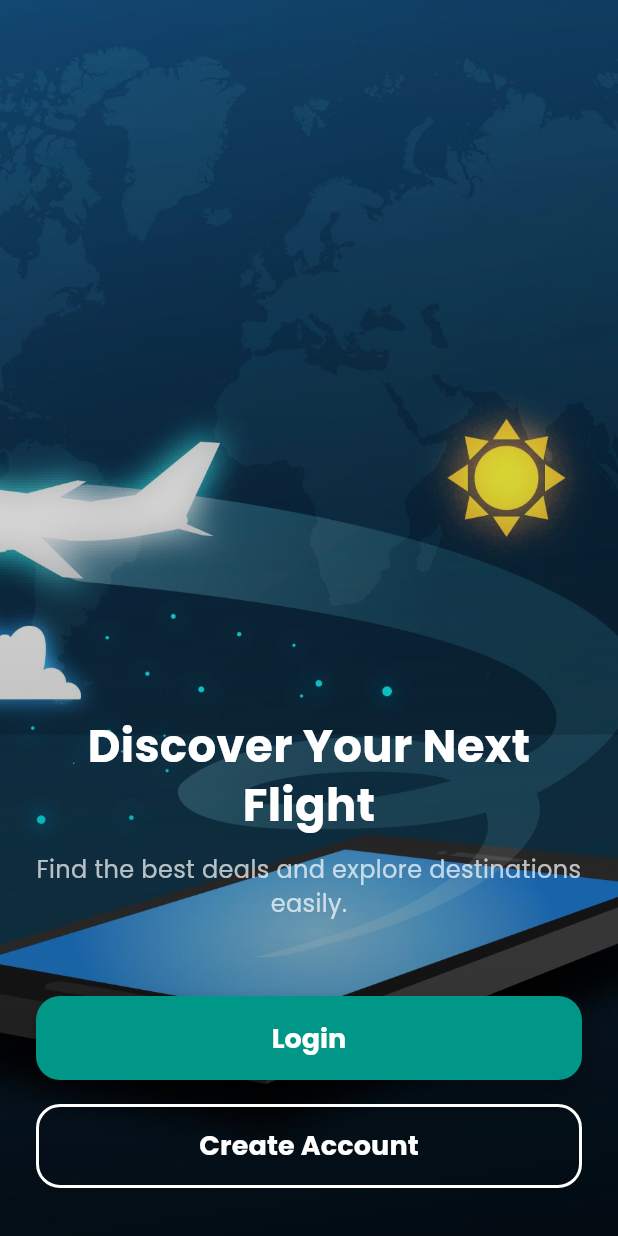
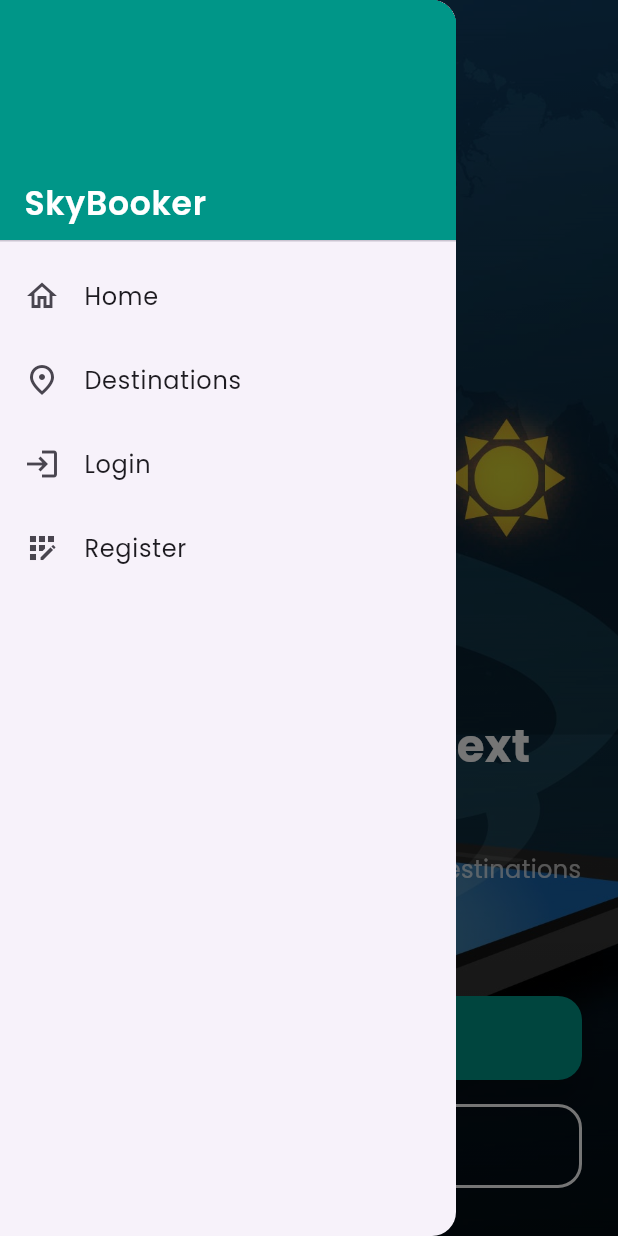
Before and after one commit to madona-ashraf/booking_app, a Flutter app: the screen it shows after launch, with the side drawer open (before the commit the screen has no drawer), on a phone screen of 412 x 824 dp. Run offline on Flutter 3.47's test engine with Material 3 defaults, Android fonts, the light colour scheme and no system bars; our stand-ins replace firebase_auth, firebase_core; accounts and stored records are empty.

Commit message:
logo & drawer

```diff
--- /dev/null
+++ b/lib/core/widgets/app_drawer.dart
@@ -0,0 +1,82 @@
+import 'package:flutter/material.dart';
+import '../../features/home/presentation/pages/home_page.dart';
+import '../../features/booking/presentation/pages/destinations_page.dart';
+import '../../features/auth/presentation/pages/login_page.dart';
+import '../../features/auth/presentation/pages/register_page.dart';
+
+class AppDrawer extends StatelessWidget {
+  const AppDrawer({super.key});
+
+  @override
+  Widget build(BuildContext context) {
+    return Drawer(
+      child: SafeArea(
+        child: ListView(
+          padding: EdgeInsets.zero,
+          children: [
+            DrawerHeader(
+              decoration: const BoxDecoration(color: Colors.teal),
+              child: Align(
+                alignment: Alignment.bottomLeft,
+                child: Text(
+                  'SkyBooker',
+                  style: const TextStyle(
+                    fontFamily: 'Poppins',
+                    color: Colors.white,
+                    fontSize: 22,
+                    fontWeight: FontWeight.w600,
+                  ),
+                ),
+              ),
+            ),
+            ListTile(
+              leading: const Icon(Icons.home_outlined),
+              title: const Text('Home'),
+              onTap: () {
+                Navigator.pop(context);
+                Navigator.pushAndRemoveUntil(
+                  context,
+                  MaterialPageRoute(builder: (_) => const HomePage()),
+                  (route) => false,
+                );
+              },
+            ),
+            ListTile(
+              leading: const Icon(Icons.place_outlined),
+              title: const Text('Destinations'),
+              onTap: () {
+                Navigator.pop(context);
+                Navigator.push(
+                  context,
+                  MaterialPageRoute(builder: (_) => const DestinationsPage()),
+                );
+              },
+            ),
+            ListTile(
+              leading: const Icon(Icons.login),
+              title: const Text('Login'),
+              onTap: () {
+                Navigator.pop(context);
+                Navigator.push(
+                  context,
+                  MaterialPageRoute(builder: (_) => const LoginPage()),
+                );
+              },
+            ),
+            ListTile(
+              leading: const Icon(Icons.app_registration),
+              title: const Text('Register'),
+              onTap: () {
+                Navigator.pop(context);
+                Navigator.push(
+                  context,
+                  MaterialPageRoute(builder: (_) => const RegisterPage()),
+                );
+              },
+            ),
+          ],
+        ),
+      ),
+    );
+  }
+}
--- a/lib/features/auth/presentation/pages/login_page.dart
+++ b/lib/features/auth/presentation/pages/login_page.dart
@@ -1,6 +1,7 @@
 import 'package:flutter/material.dart';
 import 'register_page.dart';
 import '../../../booking/presentation/pages/flight_search_page.dart';
+import 'package:bookingapp/core/widgets/app_drawer.dart';
 
 class LoginPage extends StatefulWidget {
   const LoginPage({super.key});
@@ -17,6 +18,7 @@ class _LoginPageState extends State<LoginPage> {
   @override
   Widget build(BuildContext context) {
     return Scaffold(
+      drawer: const AppDrawer(),
       backgroundColor: Colors.white,
       appBar: AppBar(
         title: const Text(
--- a/lib/features/auth/presentation/pages/profile_page.dart
+++ b/lib/features/auth/presentation/pages/profile_page.dart
@@ -2,6 +2,7 @@ import 'package:flutter/material.dart';
 import 'package:intl/intl.dart';
 import '../../../../core/models/booking.dart';
 import '../../../../core/models/flight.dart';
+import 'package:bookingapp/core/widgets/app_drawer.dart';
 
 class ProfilePage extends StatefulWidget {
   const ProfilePage({super.key});
@@ -60,6 +61,7 @@ class _ProfilePageState extends State<ProfilePage> {
   @override
   Widget build(BuildContext context) {
     return Scaffold(
+      drawer: const AppDrawer(),
       backgroundColor: Colors.grey[50],
       appBar: AppBar(
         title: const Text(
--- a/lib/features/auth/presentation/pages/register_page.dart
+++ b/lib/features/auth/presentation/pages/register_page.dart
@@ -3,6 +3,7 @@ import 'package:flutter/material.dart';
 import 'login_page.dart';
 import '../../../home/presentation/pages/home_page.dart';
 import 'package:firebase_auth/firebase_auth.dart';
+import 'package:bookingapp/core/widgets/app_drawer.dart';
 
 
 class RegisterPage extends StatefulWidget {
@@ -19,7 +20,7 @@ class _RegisterPageState extends State<RegisterPage> {
 
   @override
   Widget build(BuildContext context) {
-    return Scaffold( appBar: AppBar(backgroundColor: Colors.teal,),
+    return Scaffold( drawer: const AppDrawer(), appBar: AppBar(backgroundColor: Colors.teal,),
       backgroundColor: Colors.white,
       body: SafeArea(
         child: Padding(
--- a/lib/features/booking/presentation/pages/booking_confirmation_page.dart
+++ b/lib/features/booking/presentation/pages/booking_confirmation_page.dart
@@ -1,4 +1,5 @@
 import 'package:flutter/material.dart';
+import 'package:bookingapp/core/widgets/app_drawer.dart';
 import 'package:intl/intl.dart';
 
 import '../../../../core/models/flight.dart';
@@ -77,6 +78,7 @@ class _BookingConfirmationPageState extends State<BookingConfirmationPage>
   @override
   Widget build(BuildContext context) {
     return Scaffold(
+      drawer: const AppDrawer(),
       backgroundColor: Colors.grey[50],
       appBar: AppBar(
         title: const Text(
--- a/lib/features/booking/presentation/pages/destinations_page.dart
+++ b/lib/features/booking/presentation/pages/destinations_page.dart
@@ -1,4 +1,5 @@
 import 'package:flutter/material.dart';
+import 'package:bookingapp/core/widgets/app_drawer.dart';
 import 'flight_detail_page.dart';
 
 class DestinationsPage extends StatefulWidget {
@@ -113,6 +114,7 @@ class _DestinationsPageState extends State<DestinationsPage> {
   @override
   Widget build(BuildContext context) {
     return Scaffold(
+      drawer: const AppDrawer(),
       appBar: AppBar(
         title: const Text(
           "Available Flights",
--- a/lib/features/booking/presentation/pages/flight_booking_page.dart
+++ b/lib/features/booking/presentation/pages/flight_booking_page.dart
@@ -1,4 +1,5 @@
 import 'package:flutter/material.dart';
+import 'package:bookingapp/core/widgets/app_drawer.dart';
 import 'package:intl/intl.dart';
 
 import '../../../../core/models/flight.dart';
@@ -35,6 +36,7 @@ class _FlightBookingPageState extends State<FlightBookingPage> {
   @override
   Widget build(BuildContext context) {
     return Scaffold(
+      drawer: const AppDrawer(),
       backgroundColor: Colors.grey[50],
       appBar: AppBar(
         title: const Text(
--- a/lib/features/booking/presentation/pages/flight_detail_page.dart
+++ b/lib/features/booking/presentation/pages/flight_detail_page.dart
@@ -1,4 +1,5 @@
 import 'package:flutter/material.dart';
+import 'package:bookingapp/core/widgets/app_drawer.dart';
 import 'flight_search_page.dart';
 
 class FlightDetailPage extends StatelessWidget {
@@ -20,6 +21,7 @@ class FlightDetailPage extends StatelessWidget {
   @override
   Widget build(BuildContext context) {
     return Scaffold(
+      drawer: const AppDrawer(),
       backgroundColor: Colors.white,
       appBar: AppBar(
         title: Text(
@@ -200,6 +202,7 @@ class FlightBookingPage extends StatelessWidget {
   @override
   Widget build(BuildContext context) {
     return Scaffold(
+      drawer: const AppDrawer(),
       backgroundColor: Colors.white,
       appBar: AppBar(
         title: const Text(
--- a/lib/features/booking/presentation/pages/flight_results_page.dart
+++ b/lib/features/booking/presentation/pages/flight_results_page.dart
@@ -1,4 +1,5 @@
 import 'package:flutter/material.dart';
+import 'package:bookingapp/core/widgets/app_drawer.dart';
 import 'package:intl/intl.dart';
 import '../../../../core/models/flight.dart';
 import 'flight_booking_page.dart';
@@ -190,6 +191,7 @@ class _FlightResultsPageState extends State<FlightResultsPage> {
   @override
   Widget build(BuildContext context) {
     return Scaffold(
+      drawer: const AppDrawer(),
       backgroundColor: Colors.grey[50],
       appBar: AppBar(
         title: Column(
--- a/lib/features/booking/presentation/pages/flight_search_page.dart
+++ b/lib/features/booking/presentation/pages/flight_search_page.dart
@@ -1,4 +1,5 @@
 import 'package:flutter/material.dart';
+import 'package:bookingapp/core/widgets/app_drawer.dart';
 import 'package:intl/intl.dart';
 import 'flight_results_page.dart';
 
@@ -32,6 +33,7 @@ class _FlightSearchPageState extends State<FlightSearchPage> {
   @override
   Widget build(BuildContext context) {
     return Scaffold(
+      drawer: const AppDrawer(),
       backgroundColor: Colors.grey[50],
       appBar: AppBar(
         title: const Text(
--- a/lib/features/home/presentation/pages/home_page.dart
+++ b/lib/features/home/presentation/pages/home_page.dart
@@ -1,6 +1,9 @@
 import "package:bookingapp/features/auth/presentation/pages/login_page.dart";
 import 'package:flutter/material.dart';
 import '../../../auth/presentation/pages/register_page.dart';
+import 'package:bookingapp/core/widgets/app_drawer.dart';
+
+
 
 class HomePage extends StatelessWidget {
   const HomePage({super.key});
@@ -8,6 +11,7 @@ class HomePage extends StatelessWidget {
   @override
   Widget build(BuildContext context) {
     return Scaffold(
+      drawer: const AppDrawer(),
       body: Stack(
         children: [
           // Page background
@@ -41,6 +45,37 @@ class HomePage extends StatelessWidget {
                 children: [
                   // (Icon row removed)
                   const SizedBox(height: 10),
+
+                  // Menu button (top-left) to open Drawer
+                  Align(
+                    alignment: Alignment.centerLeft,
+                    child: Builder(
+                      builder: (context) {
+                        return IconButton(
+                          icon: const Icon(Icons.menu, color: Colors.white),
+                          onPressed: () => Scaffold.of(context).openDrawer(),
+                        );
+                      },
+                    ),
+                  ),
+                  const SizedBox(height: 4),
+
+                  // App wordmark logo (left-aligned, small and simple)
+                  const Align(
+                    alignment: Alignment.centerLeft,
+                    child: Text(
+                      'SkyBooker',
+                      textAlign: TextAlign.left,
+                      style: TextStyle(
+                        fontFamily: 'Poppins',
+                        color: Colors.white,
+                        fontSize: 22,
+                        fontWeight: FontWeight.w400,
+                        letterSpacing: 0.0,
+                      ),
+                    ),
+                  ),
+                  const SizedBox(height: 8),
 
                   const Spacer(),
 
```
